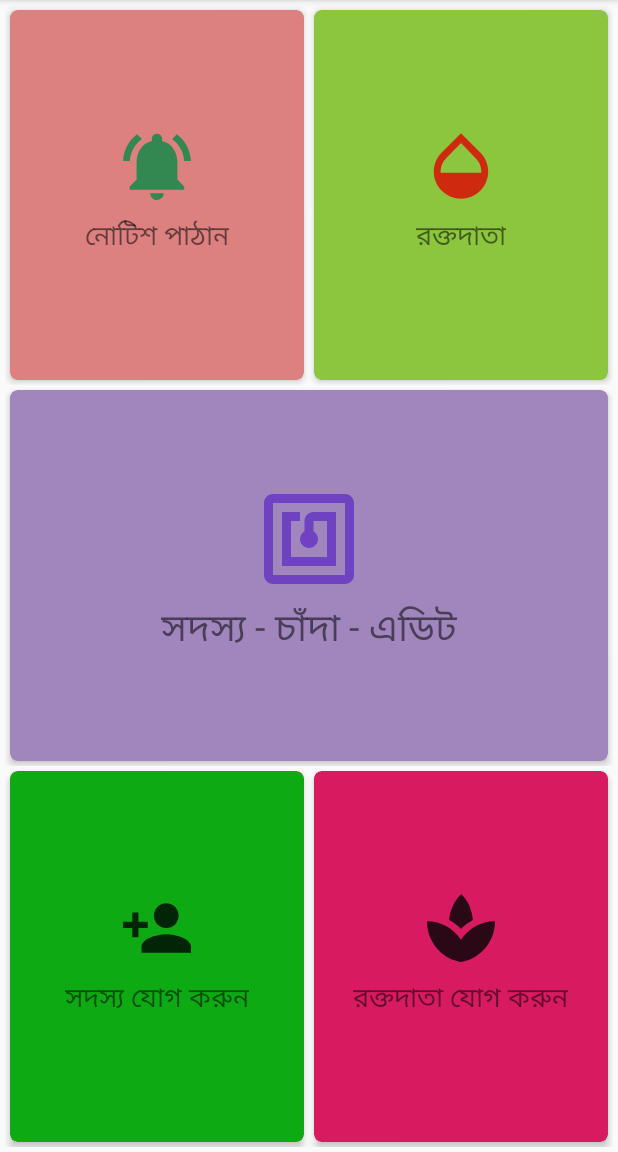
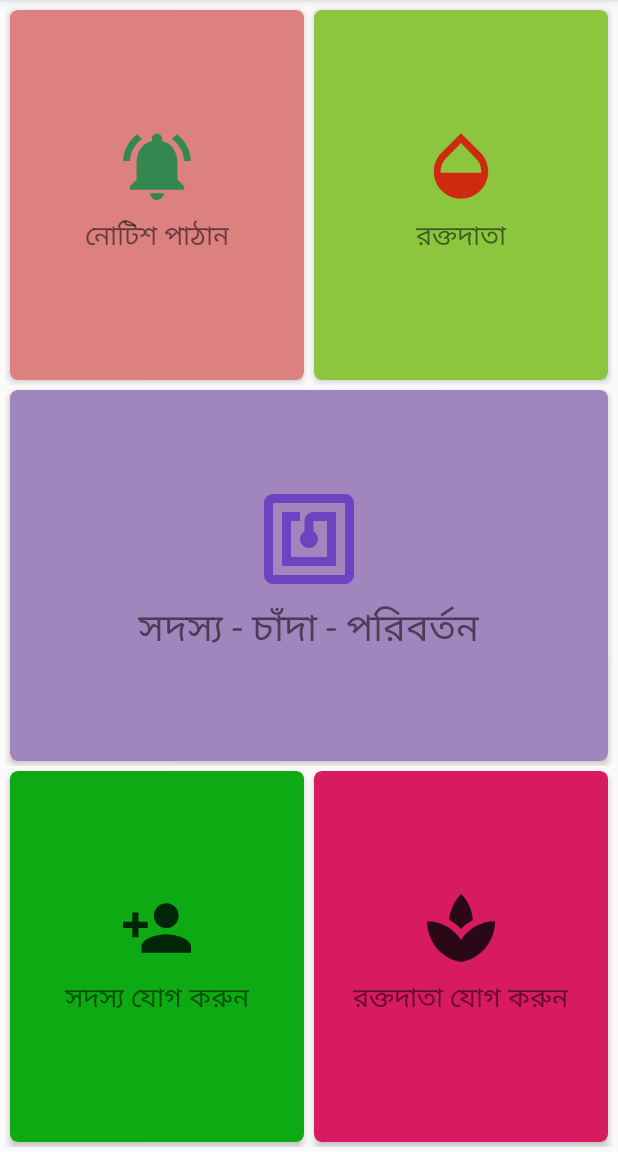
Before and after one commit to Emranul-Islam/Organization-App-BJS-ADMIN, an Android app: the screen it shows after launch (MainActivity), on a phone screen of 412 x 824 dp, the part 84-1236 px from its top. Run offline under Robolectric (Android 15) with nearby library versions, the phone set to English and light mode, and no system bars.

Commit message:
version 1.0 complet

```diff
--- a/app/src/main/java/com/muhammad_sohag/admin_bjs/Chada.java
+++ b/app/src/main/java/com/muhammad_sohag/admin_bjs/Chada.java
@@ -40,6 +40,7 @@ public class Chada extends AppCompatActivity {
 
     private FirebaseFirestore data = FirebaseFirestore.getInstance();
     private CollectionReference dataBase;
+    private CollectionReference chadaDataBase = data.collection("Chada_2020");
 
     @Override
     protected void onCreate(Bundle savedInstanceState) {
@@ -160,12 +161,13 @@ public class Chada extends AppCompatActivity {
 
 
     //Finally upload data:
-    private void uploadData(Map<String, Object> value) {
+    private void uploadData(final Map<String, Object> value) {
         dataBase.add(value)
                 .addOnCompleteListener(Chada.this, new OnCompleteListener<DocumentReference>() {
                     @Override
                     public void onComplete(@NonNull Task<DocumentReference> task) {
                         if (task.isSuccessful()) {
+                            chadaDataBase.add(value);
                             Toast.makeText(Chada.this, "চাঁদার রশিদ সংরক্ষন করা হয়েছে !", Toast.LENGTH_LONG).show();
                             finish();
 
@@ -174,6 +176,7 @@ public class Chada extends AppCompatActivity {
                         }
                     }
                 });
+
     }
 
 
--- a/app/src/main/res/layout/activity_main.xml
+++ b/app/src/main/res/layout/activity_main.xml
@@ -135,7 +135,7 @@
                     android:layout_width="wrap_content"
                     android:layout_height="wrap_content"
                     android:textSize="25sp"
-                    android:text="সদস্য - চাঁদা - এডিট"/>
+                    android:text="@string/middel_btn_res"/>
             </LinearLayout>
 
 
--- a/app/src/main/res/values/strings.xml
+++ b/app/src/main/res/values/strings.xml
@@ -7,6 +7,7 @@
     <string name="mHint">এখানে নোটীশ লিখুন। চেষ্টা করবেন সম্পূর্ন বাংলা লিখার</string>
 
     <string name="mail">@bijos.com</string>
+    <string name="middel_btn_res">সদস্য - চাঁদা - পরিবর্তন</string>
 
     <string-array name="blood_group">
 
```
